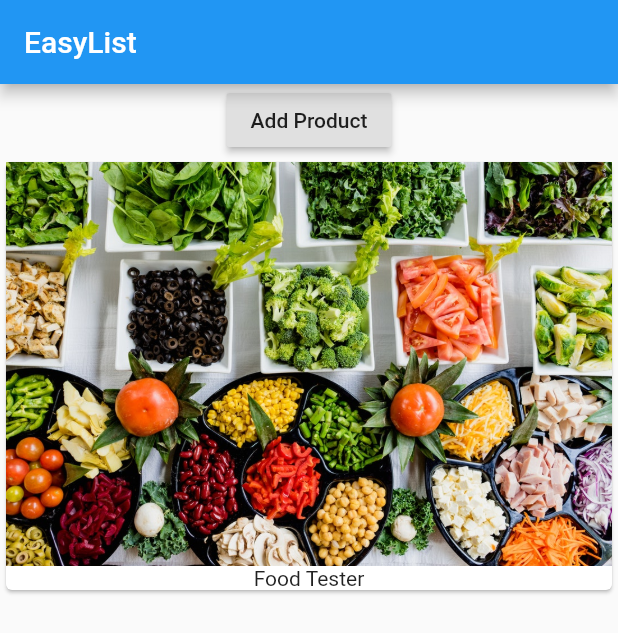
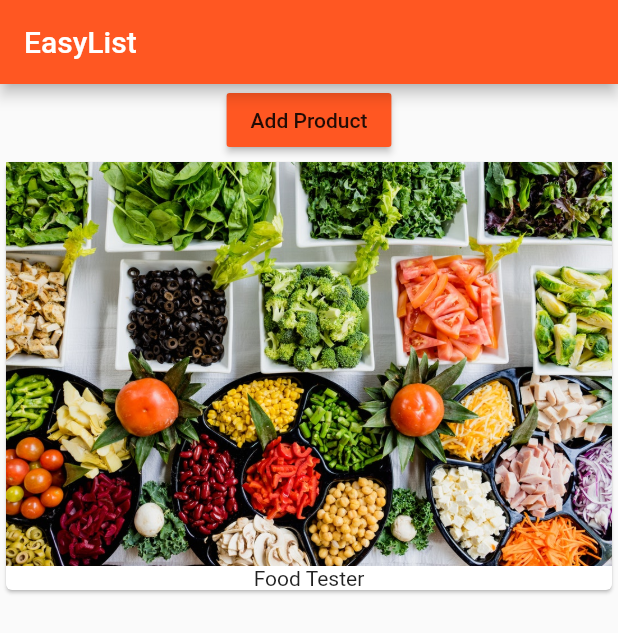
Before and after one commit to AMAN-LADWA/Learn-Flutter, a Flutter app: the screen it shows after launch, on a phone screen of 412 x 824 dp. Shown: the top 633 px of the screen. Run offline on Flutter 3.47's test engine with Material 2 defaults, Android fonts, the phone set to English and light mode, and no system bars.

Commit message:
enhanced code readability

```diff
--- a/lib/main.dart
+++ b/lib/main.dart
@@ -8,11 +8,16 @@ class MyApp extends StatelessWidget {
   @override
   Widget build(BuildContext context) {
     return MaterialApp(
+      theme:ThemeData(
+        brightness: Brightness.light,
+        primarySwatch: Colors.deepOrange,
+        accentColor: Colors.deepPurple
+      ),
       home: Scaffold(
         appBar: AppBar(
           title: Text('EasyList'),
         ),
-        body: ProductManager('Food Tester'),
+        body: ProductManager(startingProduct: 'Food Tester'),
         ),
       );
   }
--- a/lib/product.dart
+++ b/lib/product.dart
@@ -2,9 +2,12 @@ import 'package:flutter/material.dart';
 
 class Products extends StatelessWidget {
   final List<String> products;
-  Products(this.products);
+  Products([this.products=const []]){
+    print('[Products Widget] constructor');
+  }
   @override
   Widget build(BuildContext context) {
+    print('[Products Widget] Build constructor');
     return Column(
       children: products
           .map((element) => Card(
--- a/lib/product_manager.dart
+++ b/lib/product_manager.dart
@@ -5,9 +5,13 @@ import './product.dart';
 class ProductManager extends StatefulWidget {
   final String startingProduct;
 
-  ProductManager(this.startingProduct);
+  ProductManager({this.startingProduct='Sweets Tester'}) {
+    print('[ProductManger Widegt] constructor');
+  }
   @override
   State<StatefulWidget> createState() {
+        print('[ProductManager] createState()');
+
     return _ProductManagerState();
   }
 }
@@ -16,16 +20,25 @@ class _ProductManagerState extends State<ProductManager> {
   List<String> _products = [];
   @override
   void initState() {
+        print('[ProductManager] initState()');
+
     _products.add(widget.startingProduct);
     super.initState();
   }
+  @override
+    void didUpdateWidget(ProductManager oldWidget) {
+        print('[ProductManager] didUpdateWidget()');
+      super.didUpdateWidget(oldWidget);
+    }
 
   @override
   Widget build(BuildContext context) {
+    print('[ProductManager] Build');
     return Column(
       children: [
         Container(
           child: RaisedButton(
+            color: Theme.of(context).primaryColor,
             onPressed: () {
               setState(() {
                 _products.add('Advanced Food Tester');
```
